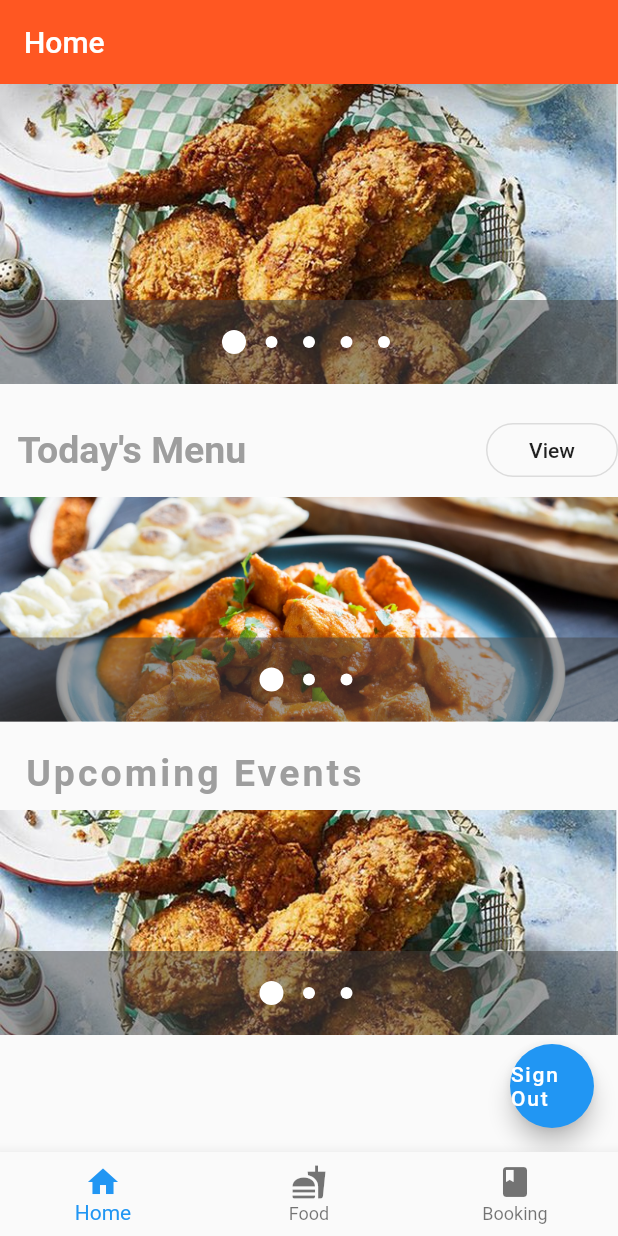
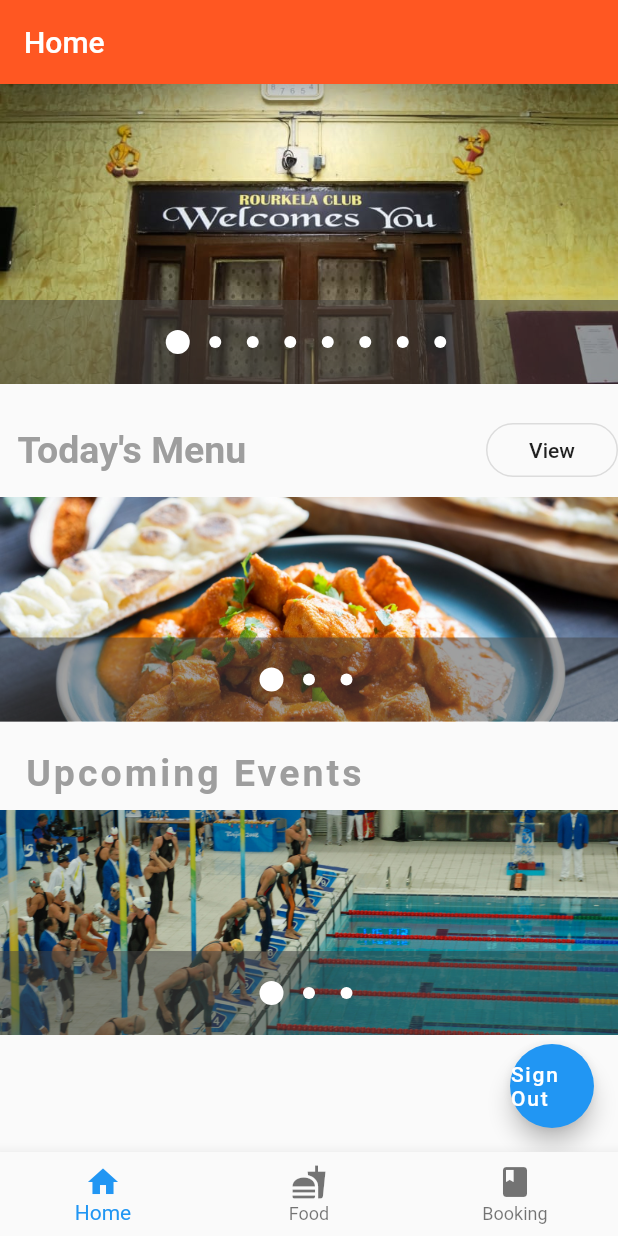
Before and after one commit to Sounmay/RCFlutterApp, a Flutter app: the screen it shows once a user with an empty profile is signed in, on a phone screen of 412 x 824 dp. Run offline on Flutter 3.47's test engine with Material 2 defaults, Android fonts, the phone set to English and light mode, and no system bars; drawn by our look-alikes of carousel_pro; our stand-ins replace cloud_firestore, firebase_auth, table_calendar; accounts and stored records are empty.

Commit message:
Twelfth Commit

```diff
--- a/lib/pages/Home.dart
+++ b/lib/pages/Home.dart
@@ -17,11 +17,14 @@ class _HomeState extends State<Home> {
         child: new Carousel(
           boxFit: BoxFit.cover,
           images: [
-            AssetImage('assets/1.jpg'),
-            AssetImage('assets/2.jpg'),
-            AssetImage('assets/3.jpg'),
-            AssetImage('assets/4.jpg'),
-            AssetImage('assets/5.jpg'),
+            AssetImage('assets/23.jpg'),
+            AssetImage('assets/19.jpg'),
+            AssetImage('assets/20.jpg'),
+            AssetImage('assets/21.jpg'),
+            AssetImage('assets/22.jpg'),
+            AssetImage('assets/18.jpg'),
+            AssetImage('assets/24.jpg'),
+            AssetImage('assets/25.jpg'),
           ],
           autoplay: true,
           animationCurve: Curves.fastOutSlowIn,
@@ -47,7 +50,7 @@ class _HomeState extends State<Home> {
         child: new Carousel(
           boxFit: BoxFit.cover,
           images: [
-            AssetImage('assets/1.jpg'),
+            AssetImage('assets/9.jpg'),
             AssetImage('assets/2.jpg'),
             AssetImage('assets/3.jpg'),
           ],
```
Also changed, not shown: assets/19.jpg (added), assets/20.jpg (added), assets/21.jpg (added), assets/22.jpg (added), assets/23.jpg (added), assets/24.jpg (added), assets/25.jpg (added).
